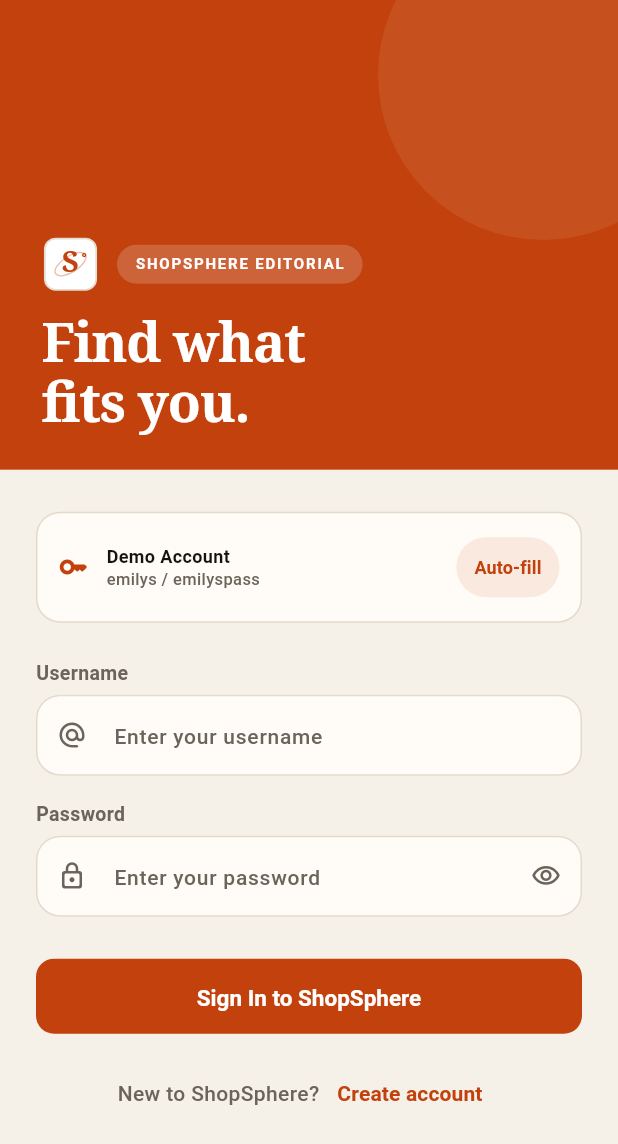
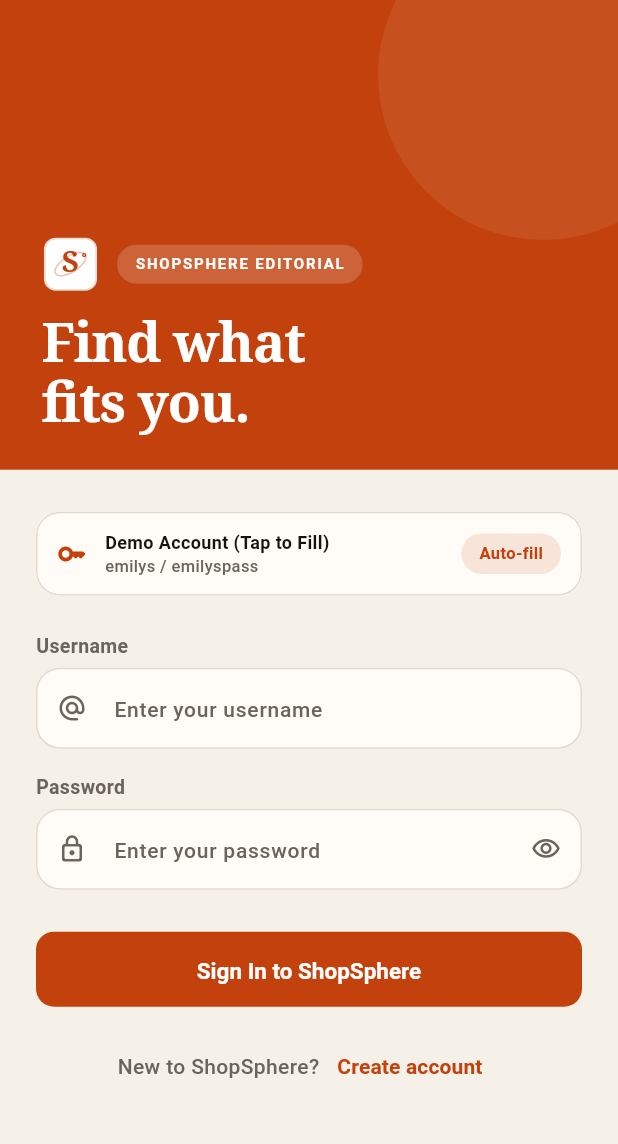
Before and after one commit to sagarkharbikar25/SKGROUP-, a Flutter app: the screen it shows after launch, on a phone screen of 412 x 824 dp. Shown: the top 1144 px of the screen. Run offline on Flutter 3.47's test engine with Material 3 defaults, Android fonts, the phone set to English and light mode, and no system bars; our stand-ins replace cached_network_image, dio, flutter_riverpod, flutter_secure_storage, go_router, shared_preferences.

Commit message:
feat(auth): enable fallback authentication for custom credentials and tap-anywhere demo autofill

```diff
--- a/lib/features/auth/presentation/login_screen.dart
+++ b/lib/features/auth/presentation/login_screen.dart
@@ -150,13 +150,17 @@ class _LoginScreenState extends ConsumerState<LoginScreen> {
                     crossAxisAlignment: CrossAxisAlignment.stretch,
                     children: [
                       // Demo credentials banner
-                      Container(
+                      Material(
+                        color: cs.surface,
+                        shape: RoundedRectangleBorder(
+                          borderRadius: BorderRadius.circular(AppRadius.m),
+                          side: BorderSide(color: cs.outline),
+                        ),
+                        clipBehavior: Clip.antiAlias,
+                        child: InkWell(
+                          onTap: _fillDemoCredentials,
+                          child: Padding(
                             padding: const EdgeInsets.symmetric(horizontal: 14, vertical: 12),
-                        decoration: BoxDecoration(
-                          color: cs.surface,
-                          borderRadius: BorderRadius.circular(AppRadius.m),
-                          border: Border.all(color: cs.outline),
-                        ),
                             child: Row(
                               children: [
                                 Icon(Icons.key_rounded, size: 20, color: cs.primary),
@@ -166,7 +170,7 @@ class _LoginScreenState extends ConsumerState<LoginScreen> {
                                     crossAxisAlignment: CrossAxisAlignment.start,
                                     children: [
                                       Text(
-                                    'Demo Account',
+                                        'Demo Account (Tap to Fill)',
                                         style: TextStyle(
                                           fontWeight: FontWeight.bold,
                                           fontSize: 12,
@@ -180,25 +184,24 @@ class _LoginScreenState extends ConsumerState<LoginScreen> {
                                     ],
                                   ),
                                 ),
-                            TextButton(
-                              onPressed: _fillDemoCredentials,
-                              style: TextButton.styleFrom(
+                                Container(
                                   padding: const EdgeInsets.symmetric(horizontal: 12, vertical: 6),
-                                backgroundColor: cs.primary.withOpacity(0.1),
-                                shape: RoundedRectangleBorder(
+                                  decoration: BoxDecoration(
+                                    color: cs.primary.withOpacity(0.12),
                                     borderRadius: BorderRadius.circular(AppRadius.pill),
-                                ),
                                   ),
                                   child: Text(
                                     'Auto-fill',
                                     style: TextStyle(
                                       color: cs.primary,
                                       fontWeight: FontWeight.bold,
-                                  fontSize: 12,
+                                      fontSize: 11,
                                     ),
                                   ),
                                 ),
                               ],
+                            ),
+                          ),
                         ),
                       ),
                       const SizedBox(height: 24),
```
Also changed, not shown: lib/features/auth/data/repositories/auth_repository.dart (+36 -5 lines). Lines whose indentation alone changed are shown as unchanged.
